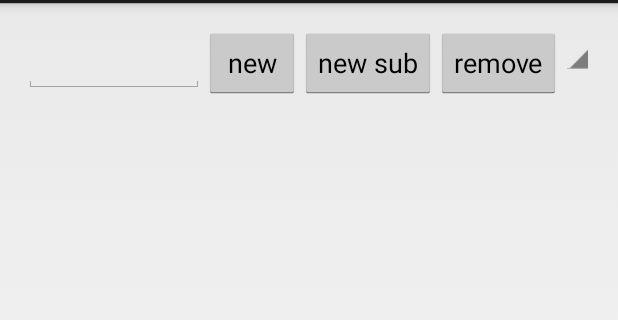
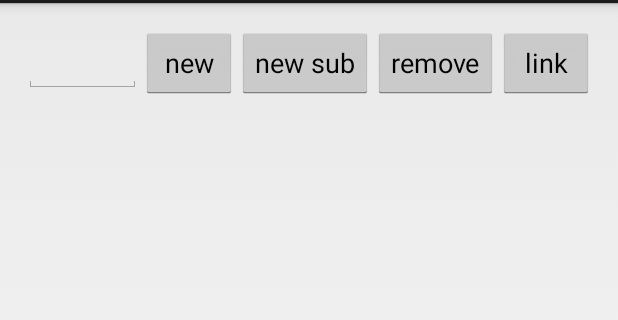
Before and after one commit to juliuskunze/subnote, an Android app: the layout activity_main.xml on its own in the app's theme, with its tools: preview values and no code run, on a phone screen of 412 x 824 dp, the part 69-389 px from its top. Run offline under Robolectric (Android 15) with nearby library versions, the phone set to English and light mode, and no system bars.

Commit message:
improved link workflow

```diff
--- a/app/src/main/res/layout/activity_main.xml
+++ b/app/src/main/res/layout/activity_main.xml
@@ -44,11 +44,12 @@
                 android:layout_height="wrap_content"
                 android:text="@string/remove_note" />
 
-            <Spinner
-                android:id="@+id/linkTypeSpinner"
+            <Button
+                android:id="@+id/linkNoteButton"
                 android:layout_width="wrap_content"
                 android:layout_height="wrap_content"
-                android:spinnerMode="dropdown" />
+                android:text="@string/link_note" />
+
         </LinearLayout>
 
         <RelativeLayout
```
Also changed, not shown: app/src/main/java/com/mindforge/app/MainActivity.kt (+5 -14 lines).
